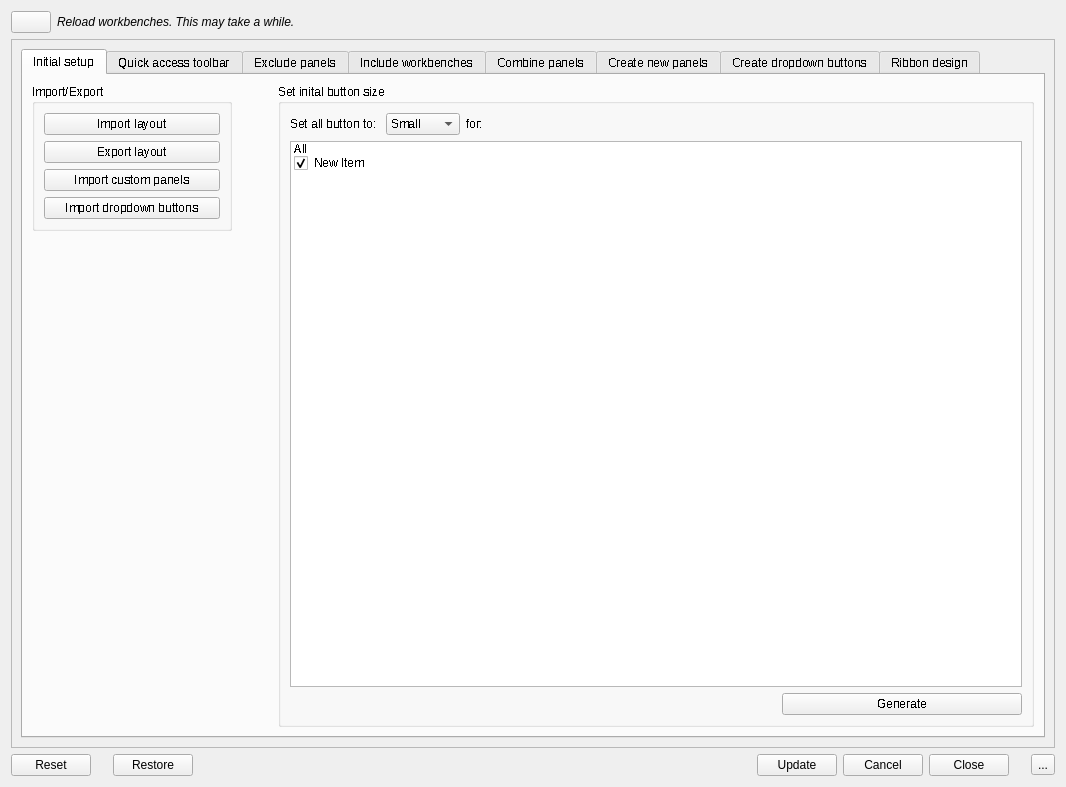
Before: the Qt Designer form Resources/ui/Design.ui in APEbbers/FreeCAD-Ribbon, drawn with Qt 5.
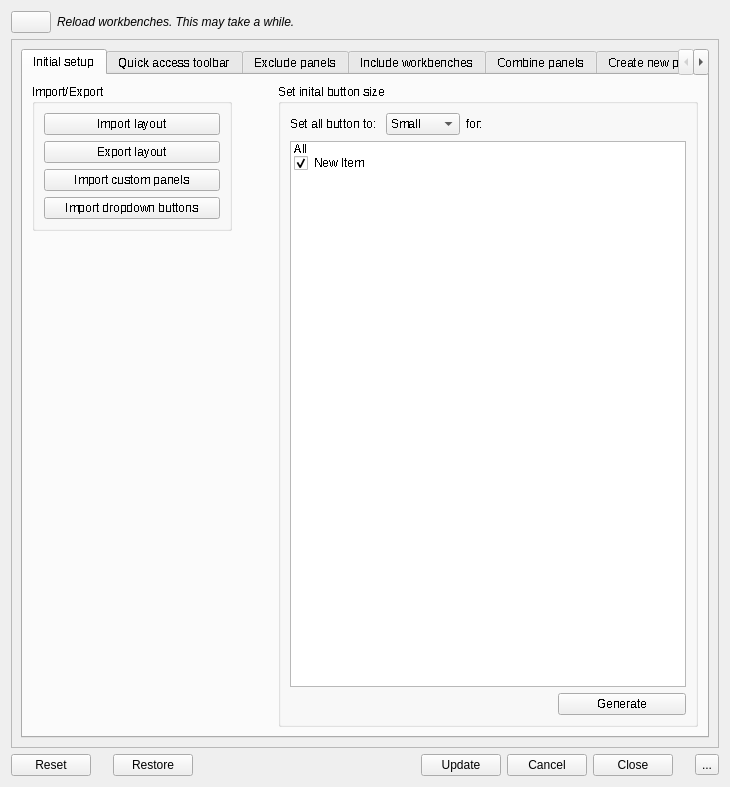
After: the same form once the commit is applied. Icons and pictures are not drawn.

Diff of the .ui file:
```diff
--- a/Resources/ui/Design.ui
+++ b/Resources/ui/Design.ui
@@ -9,7 +9,7 @@
    <rect>
     <x>0</x>
     <y>0</y>
-    <width>1066</width>
+    <width>730</width>
     <height>787</height>
    </rect>
   </property>
@@ -167,7 +167,7 @@
          <rect>
           <x>0</x>
           <y>0</y>
-          <width>1044</width>
+          <width>708</width>
           <height>703</height>
          </rect>
         </property>
```
